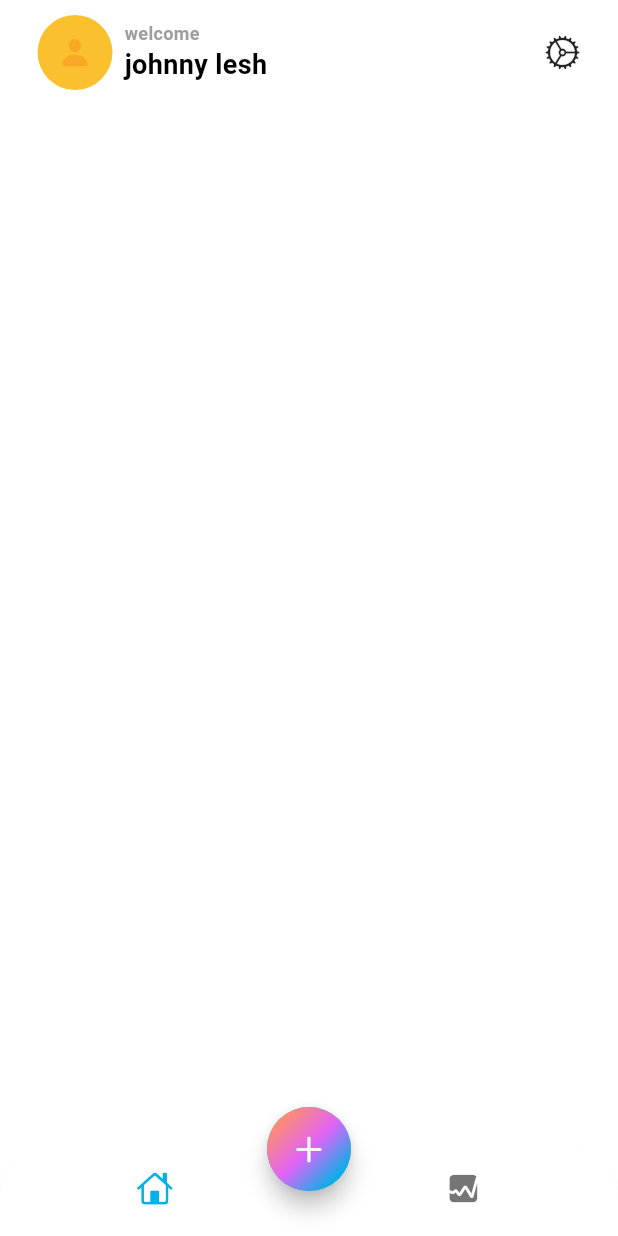
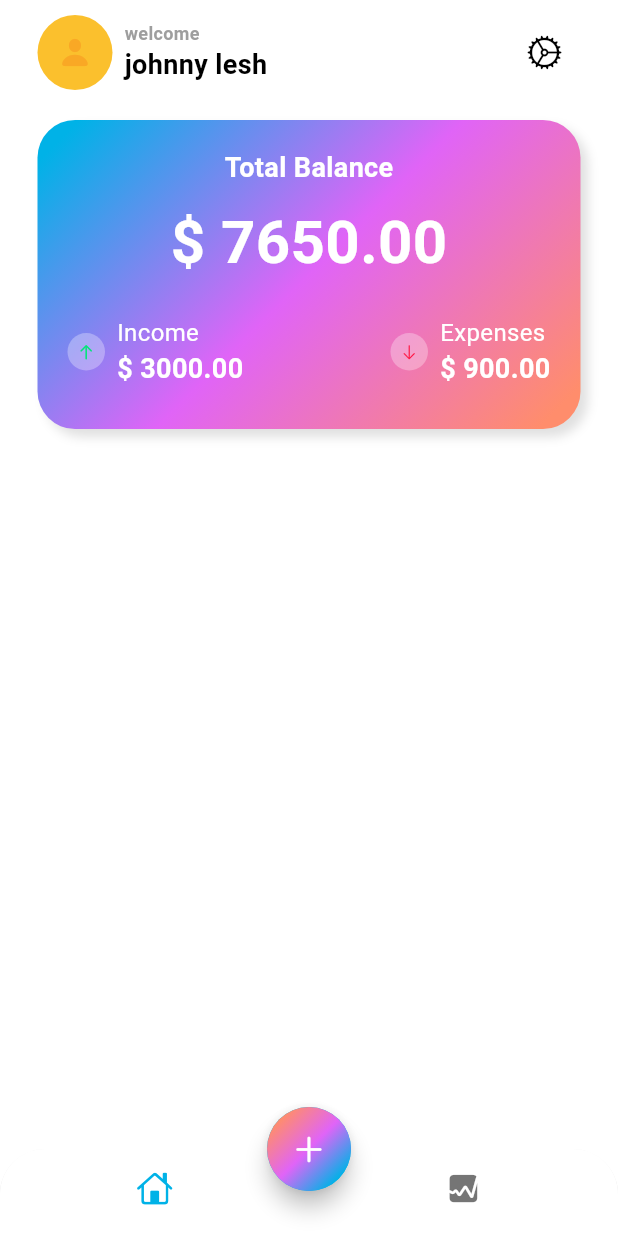
Before and after one commit to bilal-ahmet/expese_tracker_app, a Flutter app: the screen it shows after launch, on a phone screen of 412 x 824 dp. Run offline on Flutter 3.47's test engine with Material 3 defaults, Android fonts, the phone set to English and light mode, and no system bars.

Commit message:
interface development

```diff
--- a/lib/pages/home/views/main_screen.dart
+++ b/lib/pages/home/views/main_screen.dart
@@ -27,9 +27,11 @@ class MainScreen extends StatelessWidget {
                           height: 50,
                           width: 50,
                           decoration: BoxDecoration(
-                              shape: BoxShape.circle, color: Colors.yellow.shade700),
+                              shape: BoxShape.circle,
+                              color: Colors.yellow.shade700),
                         ),
-                        Icon(CupertinoIcons.person_fill, color: Colors.yellow.shade800)
+                        Icon(CupertinoIcons.person_fill,
+                            color: Colors.yellow.shade800)
                       ],
                     ),
                     const SizedBox(
@@ -50,22 +52,155 @@ class MainScreen extends StatelessWidget {
                           style: TextStyle(
                               fontSize: 18,
                               fontWeight: FontWeight.bold,
-                              color: Theme.of(context).colorScheme.onBackground),
+                              color:
+                                  Theme.of(context).colorScheme.onBackground),
                         ),
                       ],
                     ),
-
                   ],
                 ),
-                const Row(
+                Row(
                   children: [
-                    Icon(CupertinoIcons.settings)
+                    IconButton(
+                        onPressed: () {},
+                        icon: const Icon(CupertinoIcons.settings))
                   ],
                 )
               ],
             ),
-
-
+            const SizedBox(
+              height: 20,
+            ),
+            Container(
+              width: MediaQuery.of(context).size.width,
+              height: MediaQuery.of(context).size.width / 2,
+              decoration: BoxDecoration(
+                  gradient: LinearGradient(colors: [
+                    Theme.of(context).colorScheme.primary,
+                    Theme.of(context).colorScheme.secondary,
+                    Theme.of(context).colorScheme.tertiary,
+                  ], transform: const GradientRotation(pi / 4)),
+                  borderRadius: BorderRadius.circular(25),
+                  boxShadow: [
+                    BoxShadow(color: Colors.grey.shade300, blurRadius: 5, offset: const Offset(5, 5))
+                  ]),
+              child: Column(
+                mainAxisAlignment: MainAxisAlignment.center,
+                children: [
+                  const Text(
+                    "Total Balance",
+                    style: TextStyle(
+                        color: Colors.white,
+                        fontSize: 18,
+                        fontWeight: FontWeight.w600),
+                  ),
+                  const SizedBox(
+                    height: 8,
+                  ),
+                  const Text(
+                    "\$ 7650.00",
+                    style: TextStyle(
+                        color: Colors.white,
+                        fontSize: 40,
+                        fontWeight: FontWeight.bold),
+                  ),
+                  const SizedBox(
+                    height: 12,
+                  ),
+                  Padding(
+                    padding:
+                        const EdgeInsets.symmetric(vertical: 8, horizontal: 20),
+                    child: Row(
+                      mainAxisAlignment: MainAxisAlignment.spaceBetween,
+                      children: [
+                        Row(
+                          children: [
+                            Container(
+                              width: 25,
+                              height: 25,
+                              decoration: const BoxDecoration(
+                                color: Colors.white30,
+                                shape: BoxShape.circle,
+                              ),
+                              child: Center(
+                                child: Icon(
+                                  CupertinoIcons.arrow_up,
+                                  size: 12,
+                                  color: Colors.greenAccent.shade400,
+                                ),
+                              ),
+                            ),
+                            const SizedBox(
+                              width: 8,
+                            ),
+                            const Column(
+                              crossAxisAlignment: CrossAxisAlignment.start,
+                              children: [
+                                Text(
+                                  "Income",
+                                  style: TextStyle(
+                                      color: Colors.white,
+                                      fontSize: 16,
+                                      fontWeight: FontWeight.w400),
+                                ),
+                                Text(
+                                  "\$ 3000.00",
+                                  style: TextStyle(
+                                      color: Colors.white,
+                                      fontSize: 18,
+                                      fontWeight: FontWeight.w600),
+                                ),
+                              ],
+                            )
+                          ],
+                        ),
+                        Row(
+                          children: [
+                            Container(
+                              width: 25,
+                              height: 25,
+                              decoration: const BoxDecoration(
+                                color: Colors.white30,
+                                shape: BoxShape.circle,
+                              ),
+                              child: Center(
+                                child: Icon(
+                                  CupertinoIcons.arrow_down,
+                                  size: 12,
+                                  color: Colors.redAccent.shade400,
+                                ),
+                              ),
+                            ),
+                            const SizedBox(
+                              width: 8,
+                            ),
+                            const Column(
+                              crossAxisAlignment: CrossAxisAlignment.start,
+                              children: [
+                                Text(
+                                  "Expenses",
+                                  style: TextStyle(
+                                      color: Colors.white,
+                                      fontSize: 16,
+                                      fontWeight: FontWeight.w400),
+                                ),
+                                Text(
+                                  "\$ 900.00",
+                                  style: TextStyle(
+                                      color: Colors.white,
+                                      fontSize: 18,
+                                      fontWeight: FontWeight.w600),
+                                ),
+                              ],
+                            )
+                          ],
+                        )
+                      ],
+                    ),
+                  )
+                ],
+              ),
+            )
           ],
         ),
       ),
```
